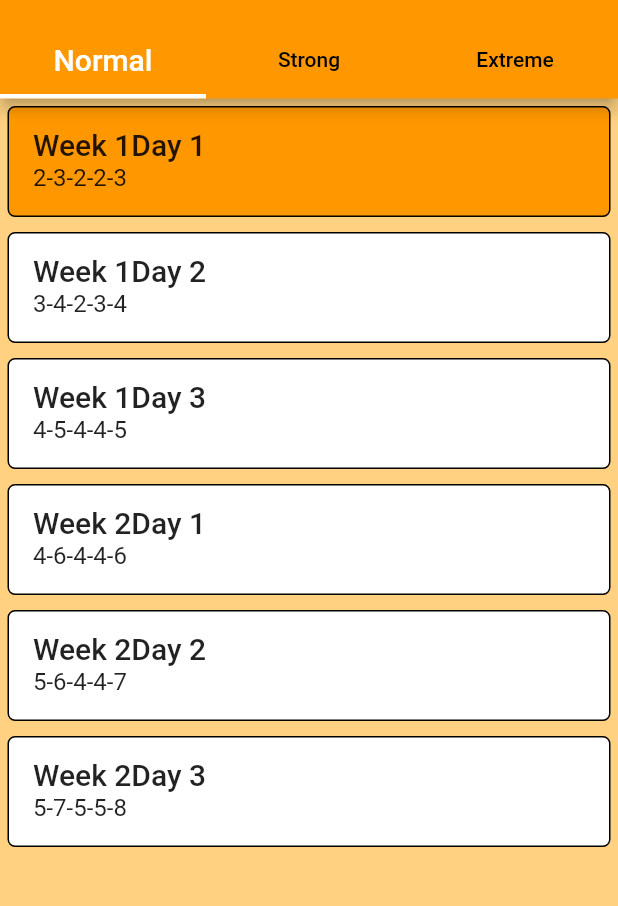
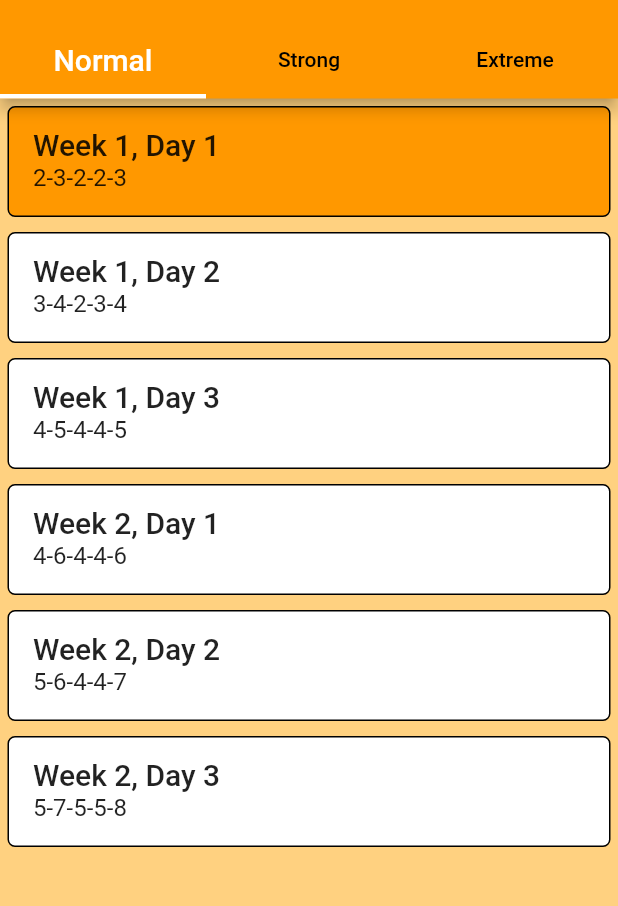
Before and after one commit to dariagorlova/pushups_app, a Flutter app: the screen it shows after launch, after a tap on "0-5", on a phone screen of 412 x 824 dp, the part 59-965 px from its top. Run offline on Flutter 3.47's test engine with Material 2 defaults, Android fonts, the phone set to English and light mode, and no system bars; our stand-ins replace auto_route, bloc, flutter_bloc, freezed_annotation, get_it, injectable and 1 more; missing offline and left inert: i69n.

Commit message:
Remove title from OneDayData model

```diff
--- a/lib/features/core/model/one_day_data.dart
+++ b/lib/features/core/model/one_day_data.dart
@@ -6,7 +6,6 @@ part 'one_day_data.freezed.dart';
 class OneDayData with _$OneDayData {
   const factory OneDayData({
     required int dayNumber,
-    required String title,
     required List<int> listPushups,
     required int timeRestInSec,
   }) = _OneDayData;
--- a/lib/features/core/service/days_repository.dart
+++ b/lib/features/core/service/days_repository.dart
@@ -6,37 +6,31 @@ class DaysRepository {
   final List<OneDayData> _items = [
     const OneDayData(
       dayNumber: 0,
-      title: 'Week 1, Day 1',
       listPushups: [2, 3, 2, 2, 3],
       timeRestInSec: 60,
     ),
     const OneDayData(
       dayNumber: 1,
-      title: 'Week 1, Day 2',
       listPushups: [3, 4, 2, 3, 4],
       timeRestInSec: 60,
     ),
     const OneDayData(
       dayNumber: 2,
-      title: 'Week 1, Day 3',
       listPushups: [4, 5, 4, 4, 5],
       timeRestInSec: 60,
     ),
     const OneDayData(
       dayNumber: 3,
-      title: 'Week 2, Day 1',
       listPushups: [4, 6, 4, 4, 6],
       timeRestInSec: 60,
     ),
     const OneDayData(
       dayNumber: 4,
-      title: 'Week 2, Day 2',
       listPushups: [5, 6, 4, 4, 7],
       timeRestInSec: 90,
     ),
     const OneDayData(
       dayNumber: 5,
-      title: 'Week 2, Day 3',
       listPushups: [5, 7, 5, 5, 8],
       timeRestInSec: 120,
     ),
@@ -81,37 +75,31 @@ class DaysRepository {
   final List<OneDayData> _itemsStrong = [
     const OneDayData(
       dayNumber: 0,
-      title: 'Week 1, Day 1',
       listPushups: [6, 6, 4, 4, 5],
       timeRestInSec: 60,
     ),
     const OneDayData(
       dayNumber: 1,
-      title: 'Week 1, Day 2',
       listPushups: [6, 8, 6, 6, 7],
       timeRestInSec: 60,
     ),
     const OneDayData(
       dayNumber: 2,
-      title: 'Week 1, Day 3',
       listPushups: [8, 10, 7, 7, 10],
       timeRestInSec: 60,
     ),
     const OneDayData(
       dayNumber: 3,
-      title: 'Week 2, Day 1',
       listPushups: [9, 11, 8, 8, 11],
       timeRestInSec: 60,
     ),
     const OneDayData(
       dayNumber: 4,
-      title: 'Week 2, Day 2',
       listPushups: [10, 12, 9, 9, 13],
       timeRestInSec: 90,
     ),
     const OneDayData(
       dayNumber: 5,
-      title: 'Week 2, Day 3',
       listPushups: [12, 13, 10, 10, 15],
       timeRestInSec: 120,
     ),
@@ -119,37 +107,31 @@ class DaysRepository {
   final List<OneDayData> _itemsExtreme = [
     const OneDayData(
       dayNumber: 0,
-      title: 'Week 1, Day 1',
       listPushups: [10, 12, 7, 7, 9],
       timeRestInSec: 60,
     ),
     const OneDayData(
       dayNumber: 1,
-      title: 'Week 1, Day 2',
       listPushups: [10, 12, 8, 8, 12],
       timeRestInSec: 60,
     ),
     const OneDayData(
       dayNumber: 2,
-      title: 'Week 1, Day 3',
       listPushups: [11, 15, 9, 9, 13],
       timeRestInSec: 60,
     ),
     const OneDayData(
       dayNumber: 3,
-      title: 'Week 2, Day 1',
       listPushups: [14, 14, 10, 10, 15],
       timeRestInSec: 60,
     ),
     const OneDayData(
       dayNumber: 4,
-      title: 'Week 2, Day 2',
       listPushups: [14, 16, 12, 12, 17],
       timeRestInSec: 90,
     ),
     const OneDayData(
       dayNumber: 5,
-      title: 'Week 2, Day 3',
       listPushups: [16, 17, 14, 14, 20],
       timeRestInSec: 120,
     ),
--- a/lib/features/list/cubit/days_cubit.dart
+++ b/lib/features/list/cubit/days_cubit.dart
@@ -60,7 +60,7 @@ class DaysCubit extends Cubit<DaysState> {
       final day = allDays[curIndex];
       final result = await _router.push<bool>(
         TrainingRoute(
-          title: day.title,
+          day: day.day,
           listPushups: day.listPushups,
           timeRestInSec: day.timeRest,
         ),
@@ -88,7 +88,7 @@ class DaysCubit extends Cubit<DaysState> {
             isCurrent: d.dayNumber == currentDay.dayNumber &&
                 currentDay.typeTraining == newTrainingProgramType,
             listPushups: d.listPushups,
-            title: d.title,
+            day: d.dayNumber,
             timeRest: d.timeRestInSec,
           ),
         )
--- a/lib/features/list/model/day_view_model.dart
+++ b/lib/features/list/model/day_view_model.dart
@@ -5,7 +5,7 @@ part 'day_view_model.freezed.dart';
 @freezed
 class DayViewModel with _$DayViewModel {
   const factory DayViewModel({
-    required String title,
+    required int day,
     required List<int> listPushups,
     required bool isCurrent,
     required int timeRest,
--- a/lib/features/list/screen/widgets/exercise_list_view.dart
+++ b/lib/features/list/screen/widgets/exercise_list_view.dart
@@ -37,6 +37,9 @@ class ExercieListView extends StatelessWidget {
         body: ListView.builder(
           itemCount: state.allDays.length,
           itemBuilder: (ctx, i) {
+            final title = translations
+                    .listTile1(_getWeekFromDay(state.allDays[i].day)) +
+                translations.listTile2(_getDayFromDay(state.allDays[i].day));
             return Padding(
               padding: const EdgeInsets.all(5),
               child: ListTile(
@@ -47,8 +50,7 @@ class ExercieListView extends StatelessWidget {
                     ? Theme.of(context).primaryColor
                     : Theme.of(context).cardColor,
                 title: Text(
-                  '${translations.listTile1(_getWeekFromString(state.allDays[i].title))}${translations.listTile2(_getDayFromString(state.allDays[i].title))}',
-                  //state.allDays[i].title,
+                  title,
                   style: Theme.of(context).textTheme.titleLarge,
                 ),
                 subtitle: Text(
@@ -73,12 +75,16 @@ class ExercieListView extends StatelessWidget {
 String _listPushupsToString(List<int> list) =>
     list.map((i) => i.toString()).join('-');
 
-int _getDayFromString(String text) {
-  final list = RegExp(r'\d+').allMatches(text).map((e) => e.group(0));
-  return int.parse(list.last.toString());
-}
+// int _getDayFromString(String text) {
+//   final list = RegExp(r'\d+').allMatches(text).map((e) => e.group(0));
+//   return int.parse(list.last.toString());
+// }
 
-int _getWeekFromString(String text) {
-  final list = RegExp(r'\d+').allMatches(text).map((e) => e.group(0));
-  return int.parse(list.first.toString());
-}
+// int _getWeekFromString(String text) {
+//   final list = RegExp(r'\d+').allMatches(text).map((e) => e.group(0));
+//   return int.parse(list.first.toString());
+// }
+
+int _getDayFromDay(int day) => day % 3 + 1;
+
+int _getWeekFromDay(int day) => day ~/ 3 + 1;
--- a/lib/features/training/screens/training_screen.dart
+++ b/lib/features/training/screens/training_screen.dart
@@ -7,13 +7,13 @@ import 'package:pushups_app/localization/localization.dart';
 
 class TrainingScreen extends StatelessWidget {
   const TrainingScreen({
-    required this.title,
+    required this.day,
     required this.listPushups,
     required this.timeRestInSec,
     super.key,
   });
 
-  final String title;
+  final int day;
   final List<int> listPushups;
   final int timeRestInSec;
 
@@ -26,7 +26,7 @@ class TrainingScreen extends StatelessWidget {
           timeRestInSec: timeRestInSec,
         ),
       ),
-      child: _TrainingView(title: title),
+      child: _TrainingView(title: day.toString()),
     );
   }
 }
--- a/lib/localization/localization.dart
+++ b/lib/localization/localization.dart
@@ -18,7 +18,7 @@ class AppLocalizations {
       _ExampleLocalizationsDelegate();
 
   static final List<Locale> supportedLocales =
-      _supportedLocales.map((x) => Locale(x)).toList();
+      _supportedLocales.map(Locale.new).toList();
 
   static Future<AppLocalizations> load(Locale locale) =>
       Future.value(AppLocalizations(_translations[locale.languageCode]!()));
--- a/lib/localization/translations.i69n.dart
+++ b/lib/localization/translations.i69n.dart
@@ -50,7 +50,7 @@ class Translations implements i69n.I69nMessageBundle {
   String get quitBody => "Training is not finished. Do you want to go out?";
   String get yesButtonTitle => "Yes";
   String get noButtonTitle => "No";
-  String listTile1(int numWeek) => "Week $numWeek";
+  String listTile1(int numWeek) => "Week $numWeek, ";
   String listTile2(int numDay) => "Day $numDay";
   Object operator [](String key) {
     var index = key.indexOf('.');
--- a/lib/localization/translations.i69n.yaml
+++ b/lib/localization/translations.i69n.yaml
@@ -13,5 +13,5 @@ quitTitle: Want to quit?
 quitBody: Training is not finished. Do you want to go out?
 yesButtonTitle: Yes
 noButtonTitle: No
-listTile1(int numWeek): "Week $numWeek"
+listTile1(int numWeek): "Week $numWeek, "
 listTile2(int numDay): "Day $numDay"
```
Also changed, not shown: lib/features/core/model/one_day_data.freezed.dart, lib/features/list/model/day_view_model.freezed.dart, lib/routes/app_router.gr.dart.
